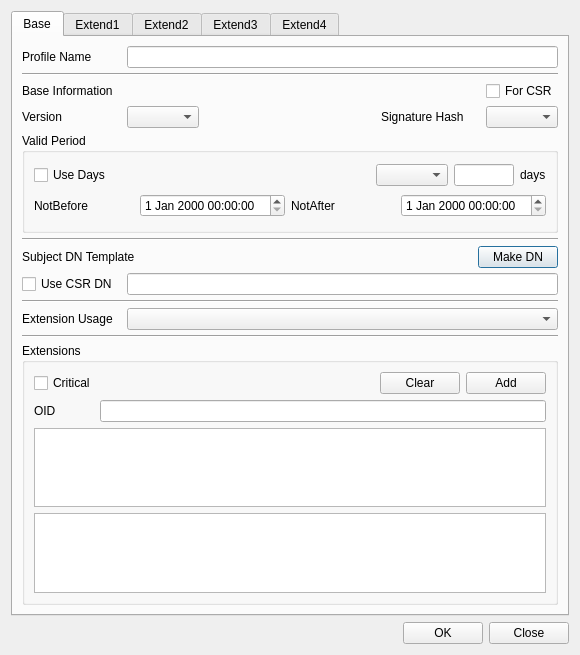
Old version of the form CertMan/make_cert_profile_dlg.ui in the repository jykim74/CertMan.
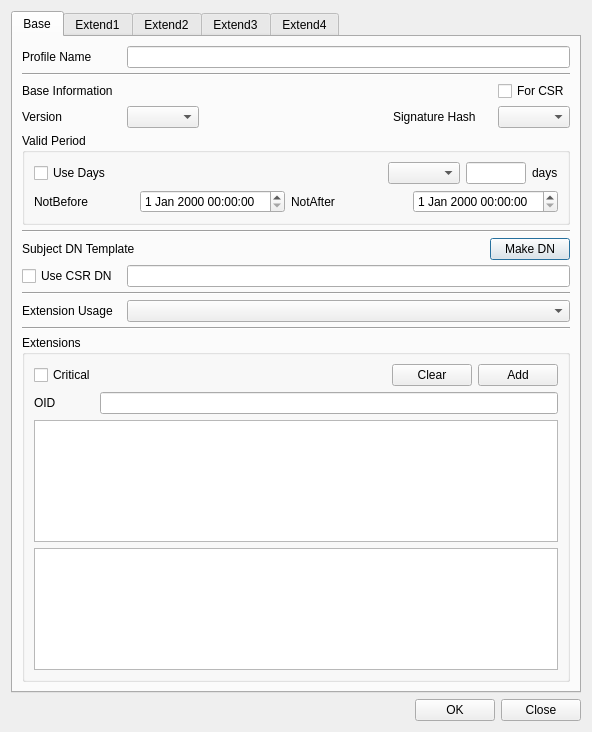
New version of the form.

Commit message: UI 개선

What changed in the file:
```diff
--- a/CertMan/make_cert_profile_dlg.ui
+++ b/CertMan/make_cert_profile_dlg.ui
@@ -6,8 +6,8 @@
    <rect>
     <x>0</x>
     <y>0</y>
-    <width>580</width>
-    <height>655</height>
+    <width>592</width>
+    <height>732</height>
    </rect>
   </property>
   <property name="windowTitle">
@@ -121,7 +121,7 @@
          <property name="minimumSize">
           <size>
            <width>0</width>
-           <height>100</height>
+           <height>0</height>
           </size>
          </property>
          <property name="title">
```
The commit also changes 3 other files.
